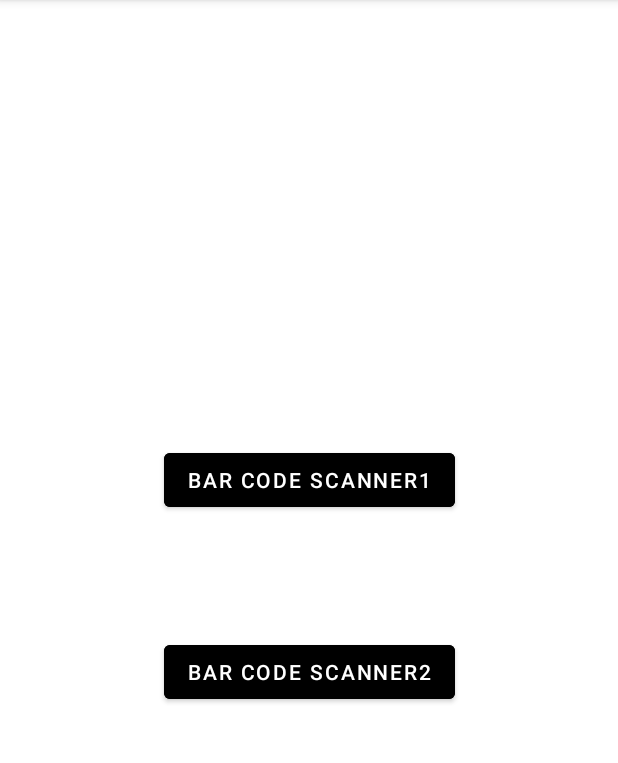
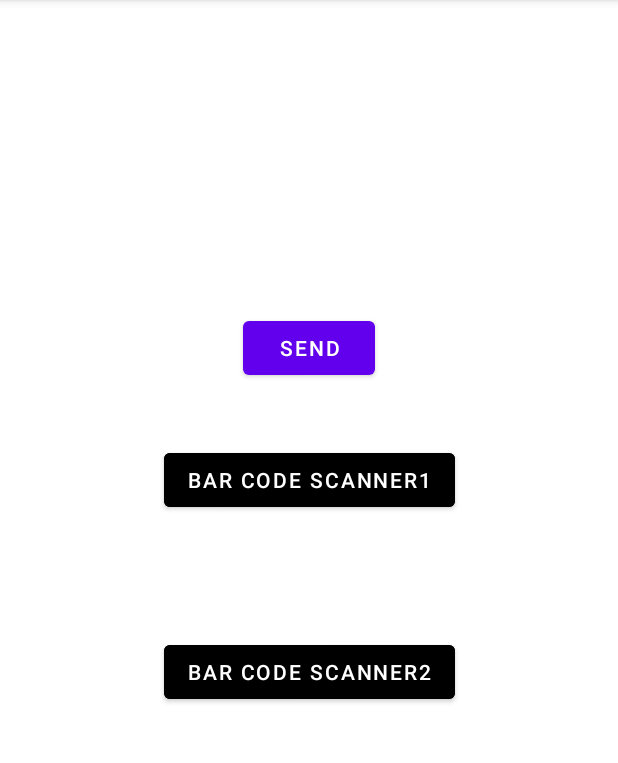
Before and after one commit to Sathish-Kumar-Kanagaraj/BLE, an Android app: the PodScanActivity screen opened directly, with no data from a screen before it, on a phone screen of 412 x 824 dp, the part 84-847 px from its top. Run offline under Robolectric (Android 15) with nearby library versions, the phone set to English and light mode, and no system bars.

Commit message:
Data Transfer

```diff
--- a/app/src/main/java/com/imufortka/BluetoothServer.kt
+++ b/app/src/main/java/com/imufortka/BluetoothServer.kt
@@ -291,5 +291,26 @@ object BluetoothServer {
         return false
     }
 
+   /* fun sendCharMessage(message: Char): Boolean {
+        messageCharacteristic?.let { characterstic ->
+            characterstic.writeType = BluetoothGattCharacteristic.WRITE_TYPE_DEFAULT
+            val vOut = byteArrayOf(message as Byte)
 
+         //   val messageBytes = message.toByteArray(Charsets.UTF_8)
+            characterstic.value = vOut
+            gatt?.let {
+                val success = it.writeCharacteristic(messageCharacteristic)
+                Log.d(TAG, "onServicesDiscovered: message send: $success")
+
+                if (success) {
+                    _messages.value = Message.LocalMessage(message)
+                }
+            } ?: run {
+                Log.d(TAG, "sendMessage: no gatt connection to send a message with")
+            }
+        }
+        return false
+    }
+
+*/
 }
--- a/app/src/main/java/com/imufortka/Constants.kt
+++ b/app/src/main/java/com/imufortka/Constants.kt
@@ -15,7 +15,7 @@ class Constants {
 
         const val SAMPLE_UUID="0000b81d-0000-1000-8000-00805f9b34fb"
 
-      //  val SERVICE_UUID:UUID=UUID.fromString("00001523-1212-efde-1523-785feabcd123")
+     //  val SERVICE_UUID:UUID=UUID.fromString("00001523-1212-efde-1523-785feabcd123")
         val SERVICE_UUID:UUID=UUID.fromString(App.getStringPrefernce(BARCODE1,""))
 
         val MESSAGE_UUID: UUID = UUID.fromString("00001525-1212-efde-1523-785feabcd123")
--- a/app/src/main/java/com/imufortka/MainActivity.kt
+++ b/app/src/main/java/com/imufortka/MainActivity.kt
@@ -32,7 +32,7 @@ class MainActivity : AppCompatActivity(), ActivityCompat.OnRequestPermissionsRes
         showCamera()
         binding.buttonNext.setOnClickListener({
 
-        /*    val intent = Intent(this, DeviceScanActivity::class.java)
+        /*  val intent = Intent(this, DeviceScanActivity::class.java)
             startActivity(intent)*/
                val intent = Intent(this, SelectionActivity::class.java)
                startActivity(intent)
--- a/app/src/main/res/layout/activity_pod_scan.xml
+++ b/app/src/main/res/layout/activity_pod_scan.xml
@@ -4,6 +4,18 @@
     xmlns:tools="http://schemas.android.com/tools"
     android:layout_width="match_parent"
     android:layout_height="match_parent">
+
+    <Button
+        android:id="@+id/button_send"
+        android:layout_width="wrap_content"
+        android:layout_height="wrap_content"
+        android:layout_marginBottom="40dp"
+        android:text="Send"
+        app:layout_constraintBottom_toTopOf="@+id/button_scan1"
+        app:layout_constraintEnd_toEndOf="parent"
+        app:layout_constraintStart_toStartOf="parent">
+
+    </Button>
 
     <Button
         android:id="@+id/button_scan1"
@@ -32,8 +44,8 @@
         android:layout_width="wrap_content"
         android:layout_height="wrap_content"
         android:layout_marginTop="40dp"
+        android:backgroundTint="@color/black"
         android:text="Bar Code Scanner2"
-        android:backgroundTint="@color/black"
         app:layout_constraintEnd_toEndOf="parent"
         app:layout_constraintStart_toStartOf="parent"
         app:layout_constraintTop_toBottomOf="@+id/guideline">
@@ -44,10 +56,10 @@
         android:id="@+id/progressbar"
         android:layout_width="wrap_content"
         android:layout_height="wrap_content"
+        android:visibility="gone"
         app:layout_constraintBottom_toBottomOf="parent"
         app:layout_constraintEnd_toEndOf="parent"
         app:layout_constraintStart_toStartOf="parent"
-        android:visibility="gone"
         app:layout_constraintTop_toTopOf="parent">
 
     </ProgressBar>
```
Also changed, not shown: app/src/main/java/com/imufortka/PodScanActivity.kt (+16 -9 lines).
